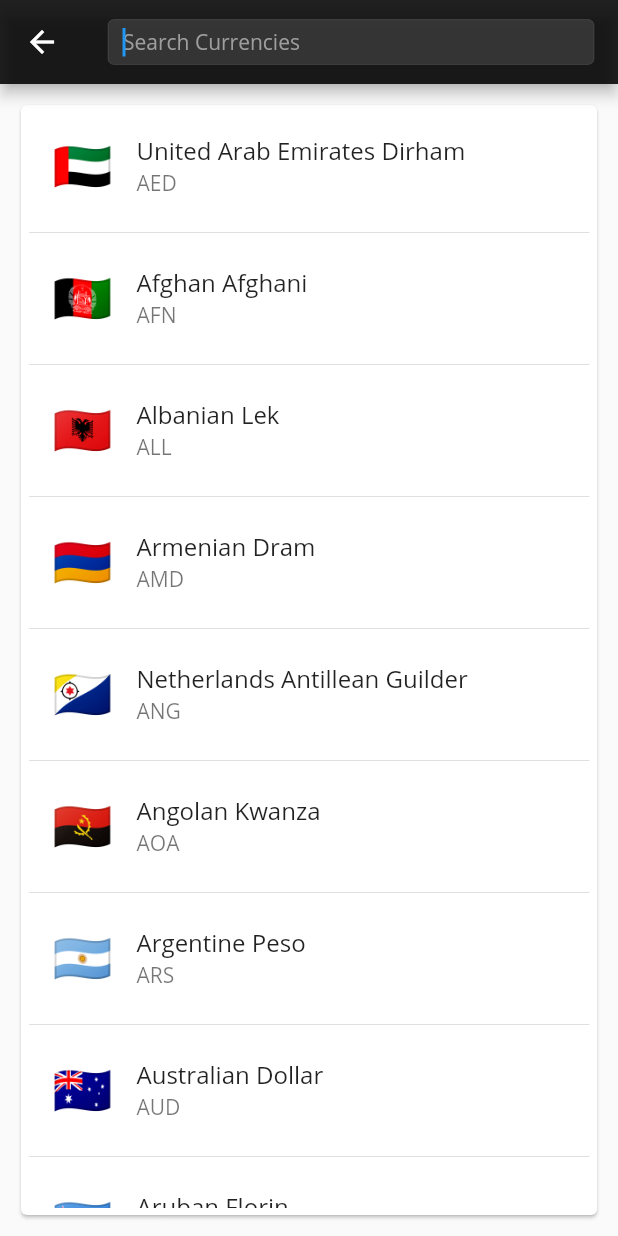
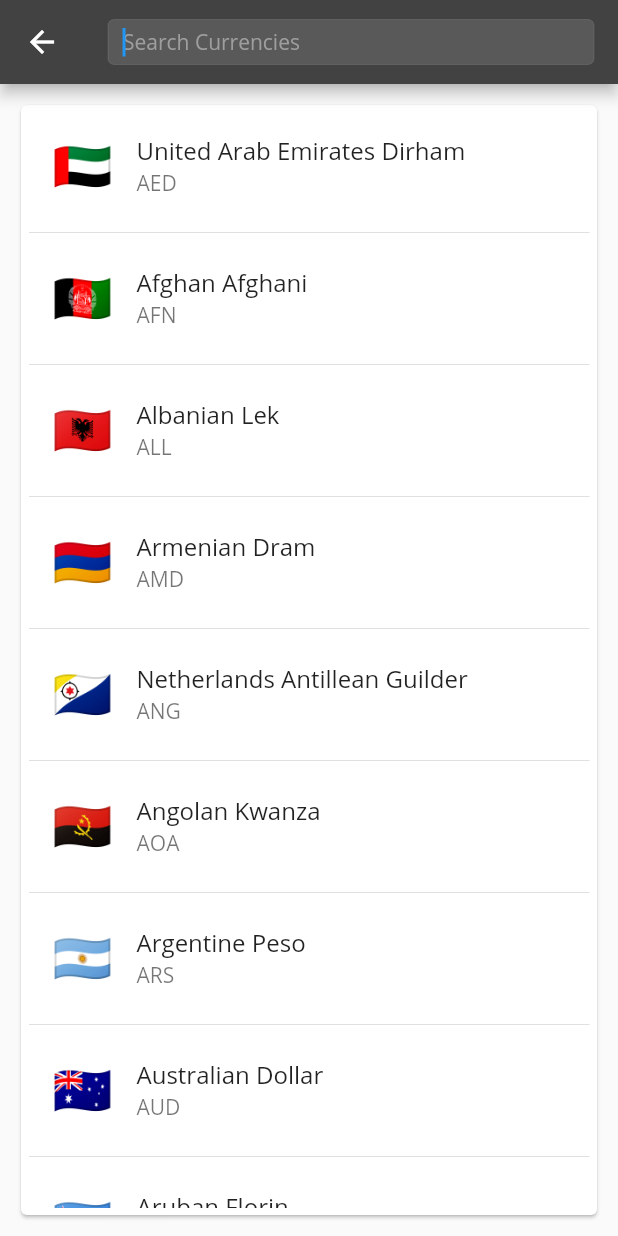
Before and after one commit to baselkorj/okonomi, a Flutter app: the ManTransaction screen opened directly, after a tap on the "save" icon, after a tap on "🇦🇪", on a phone screen of 412 x 824 dp. Run offline on Flutter 3.47's test engine with Material 2 defaults, Android fonts, the phone set to English and light mode, and no system bars; our stand-ins replace csv, file_picker, hive, hive_flutter, share_plus; missing offline and left inert: dart:js, syncfusion_flutter_xlsio; accounts and stored records are empty.

Commit message:
minor fixes

```diff
--- a/lib/main.dart
+++ b/lib/main.dart
@@ -4,7 +4,6 @@ import 'package:okonomi/models/global.dart';
 import 'package:okonomi/models/style.dart';
 import 'package:okonomi/screens/home/home.dart';
 import 'package:hive_flutter/hive_flutter.dart';
-import 'package:okonomi/screens/search/search_form.dart';
 
 void main() async {
   WidgetsFlutterBinding.ensureInitialized();
--- a/lib/screens/account_manager/currency_chooser.dart
+++ b/lib/screens/account_manager/currency_chooser.dart
@@ -35,7 +35,7 @@ class _CurrencyChooserState extends State<CurrencyChooser> {
               },
             ),
           ),
-          backgroundColor: Colors.black87,
+          backgroundColor: Colors.grey[800],
         ),
 
         // Currency List
@@ -44,7 +44,7 @@ class _CurrencyChooserState extends State<CurrencyChooser> {
           child: Container(
             width: screenWidth > 550 ? 550 : MediaQuery.of(context).size.width,
             child: _currentList.length == 0
-                ? NoInstance(object: 'Currencies')
+                ? NoInstance(object: 'currencies')
                 : Padding(
                     padding: const EdgeInsets.all(10),
                     child: Card(
--- a/lib/screens/home/home.dart
+++ b/lib/screens/home/home.dart
@@ -316,7 +316,7 @@ class _HomeState extends State<Home> {
                                           SizedBox(height: 125),
                                         ])));
                               } else {
-                                return NoInstance(object: 'Transactions');
+                                return NoInstance(object: 'transactions');
                               }
                             }),
                       ),
--- a/lib/screens/transaction_manager/man_transaction.dart
+++ b/lib/screens/transaction_manager/man_transaction.dart
@@ -194,7 +194,6 @@ class _ManTransactionState extends State<ManTransaction> {
                                         signed: false,
                                       ),
                                       maxLength: 10,
-                                      validator: (val) {},
                                       onChanged: (val) => _currentTransaction
                                           .value.amount = double.parse(val),
                                     );
@@ -232,7 +231,6 @@ class _ManTransactionState extends State<ManTransaction> {
                                         style: textStyle(hasFocus, _color),
                                         decoration: buildInputDecoration(
                                             hasFocus, _color),
-                                        validator: (val) {},
                                         onChanged: (val) => _currentTransaction
                                             .value.payee = val);
                                   }))
@@ -360,8 +358,9 @@ class _ManTransactionState extends State<ManTransaction> {
                                                                         .white)),
                                                             style: ElevatedButton
                                                                 .styleFrom(
-                                                                    primary: Color(
-                                                                        _color)),
+                                                                    backgroundColor:
+                                                                        Color(
+                                                                            _color)),
                                                             onPressed: () =>
                                                                 Navigator.pop(
                                                                     context)),
@@ -498,7 +497,6 @@ class _ManTransactionState extends State<ManTransaction> {
                                     style: textStyle(hasFocus, _color),
                                     decoration:
                                         buildInputDecoration(hasFocus, _color),
-                                    validator: (val) {},
                                     onChanged: (val) => setState(() =>
                                         _currentTransaction.value.note = val));
                               }))
@@ -617,7 +615,7 @@ class _ManTransactionState extends State<ManTransaction> {
             )),
         ElevatedButton(
             child: Text('Delete', style: TextStyle(color: Colors.white)),
-            style: ElevatedButton.styleFrom(primary: Color(color1)),
+            style: ElevatedButton.styleFrom(backgroundColor: Color(color1)),
             onPressed: () async {
               Navigator.pop(context);
               await deleteTransaction(key);
--- a/pubspec.yaml
+++ b/pubspec.yaml
@@ -1,7 +1,7 @@
 name: okonomi
 description: A new Flutter project.
 
-publish_to: 'none'
+publish_to: "none"
 
 version: 1.0.0+1
 
```
